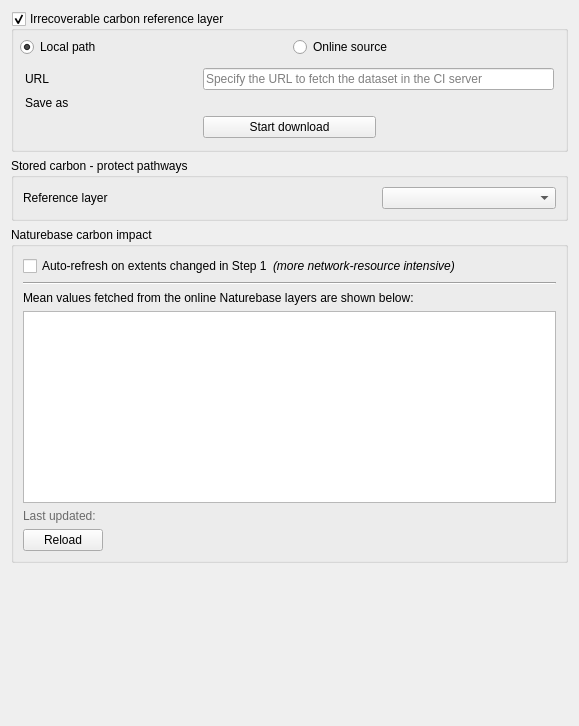
Old version of the form src/cplus_plugin/ui/carbon_settings.ui in the repository ConservationInternational/cplus-plugin.
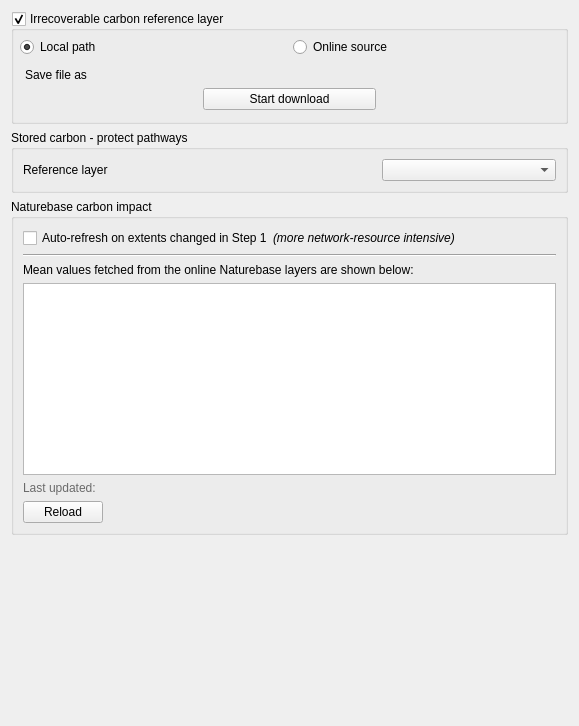
New version of the form. Custom widgets are drawn as their Qt base class.

Commit message: Remove UI for irrecoverable carbon URL.

Diff of the .ui file:
```diff
--- a/src/cplus_plugin/ui/carbon_settings.ui
+++ b/src/cplus_plugin/ui/carbon_settings.ui
@@ -120,34 +120,7 @@
           <property name="bottomMargin">
            <number>5</number>
           </property>
-          <item row="0" column="0">
-           <widget class="QLabel" name="label">
-            <property name="text">
-             <string>URL</string>
-            </property>
-           </widget>
-          </item>
-          <item row="0" column="1" colspan="2">
-           <widget class="QLineEdit" name="txt_ic_url">
-            <property name="toolTip">
-             <string>Do not include the bbox PARAM, it will be automatically appended based on the current scenario extent</string>
-            </property>
-            <property name="placeholderText">
-             <string>Specify the URL to fetch the dataset in the CI server</string>
-            </property>
-           </widget>
-          </item>
-          <item row="1" column="0">
-           <widget class="QLabel" name="label_2">
-            <property name="text">
-             <string>Save as</string>
-            </property>
-           </widget>
-          </item>
-          <item row="1" column="1" colspan="2">
-           <widget class="QgsFileWidget" name="fw_save_online_file"/>
-          </item>
-          <item row="2" column="1">
+          <item row="1" column="1">
            <widget class="QPushButton" name="btn_ic_download">
             <property name="toolTip">
              <string>Initiate new download or refesh previous download in the background</string>
@@ -157,7 +130,21 @@
             </property>
            </widget>
           </item>
-          <item row="2" column="2">
+          <item row="0" column="1" colspan="2">
+           <widget class="QgsFileWidget" name="fw_save_online_file">
+            <property name="toolTip">
+             <string>Specify the local path for saving the downloaded file</string>
+            </property>
+           </widget>
+          </item>
+          <item row="0" column="0">
+           <widget class="QLabel" name="label_2">
+            <property name="text">
+             <string>Save file as</string>
+            </property>
+           </widget>
+          </item>
+          <item row="1" column="2">
            <layout class="QHBoxLayout" name="horizontalLayout_8">
             <property name="spacing">
              <number>4</number>
```
The commit also changes 1 other file.
